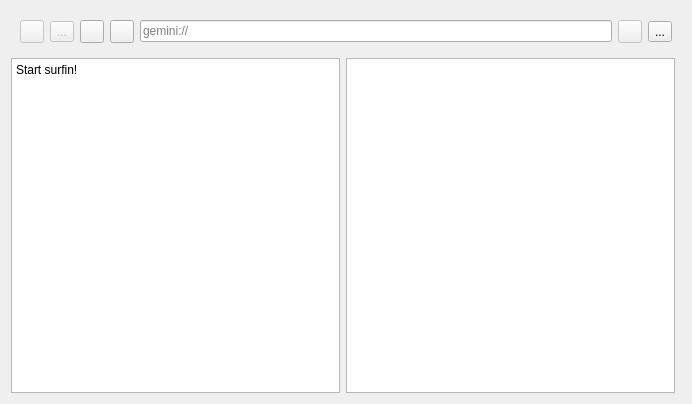
This is src/browsertab.ui in ikskuh/kristall as Qt 5 draws it before an edit. The edited form follows.
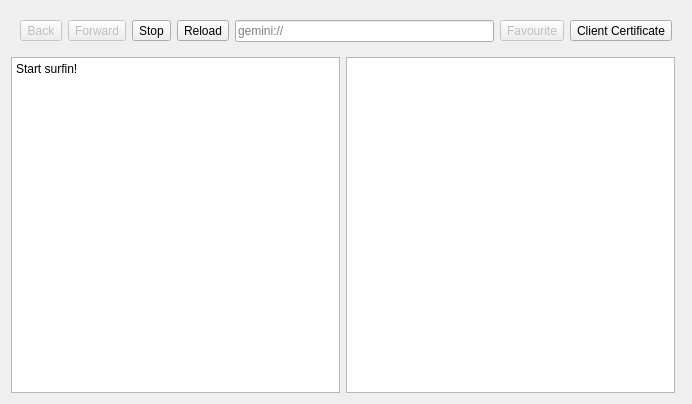
This is the edited form. Icons and pictures are not drawn. Custom widgets are drawn as their Qt base class.

What changed in the file:
```diff
--- a/src/browsertab.ui
+++ b/src/browsertab.ui
@@ -40,7 +40,7 @@
         <string>Navigate back</string>
        </property>
        <property name="text">
-        <string/>
+        <string>Back</string>
        </property>
        <property name="icon">
         <iconset resource="icons.qrc">
@@ -57,7 +57,7 @@
         <string>Navigate forward</string>
        </property>
        <property name="text">
-        <string>...</string>
+        <string>Forward</string>
        </property>
        <property name="icon">
         <iconset resource="icons.qrc">
@@ -74,7 +74,7 @@
         <string>Stop loading</string>
        </property>
        <property name="text">
-        <string/>
+        <string>Stop</string>
        </property>
        <property name="icon">
         <iconset resource="icons.qrc">
@@ -91,7 +91,7 @@
         <string>Refresh current location</string>
        </property>
        <property name="text">
-        <string/>
+        <string>Reload</string>
        </property>
        <property name="icon">
         <iconset resource="icons.qrc">
@@ -115,7 +115,7 @@
         <string>Add/remove from favourites</string>
        </property>
        <property name="text">
-        <string/>
+        <string>Favourite</string>
        </property>
        <property name="icon">
         <iconset resource="icons.qrc">
@@ -136,7 +136,7 @@
         <string>Enable/disable client certificate for this tab</string>
        </property>
        <property name="text">
-        <string>...</string>
+        <string>Client Certificate</string>
        </property>
        <property name="icon">
         <iconset resource="icons.qrc">
```
Left out of the diff: 20 changed lines with no effect on the pictures.
